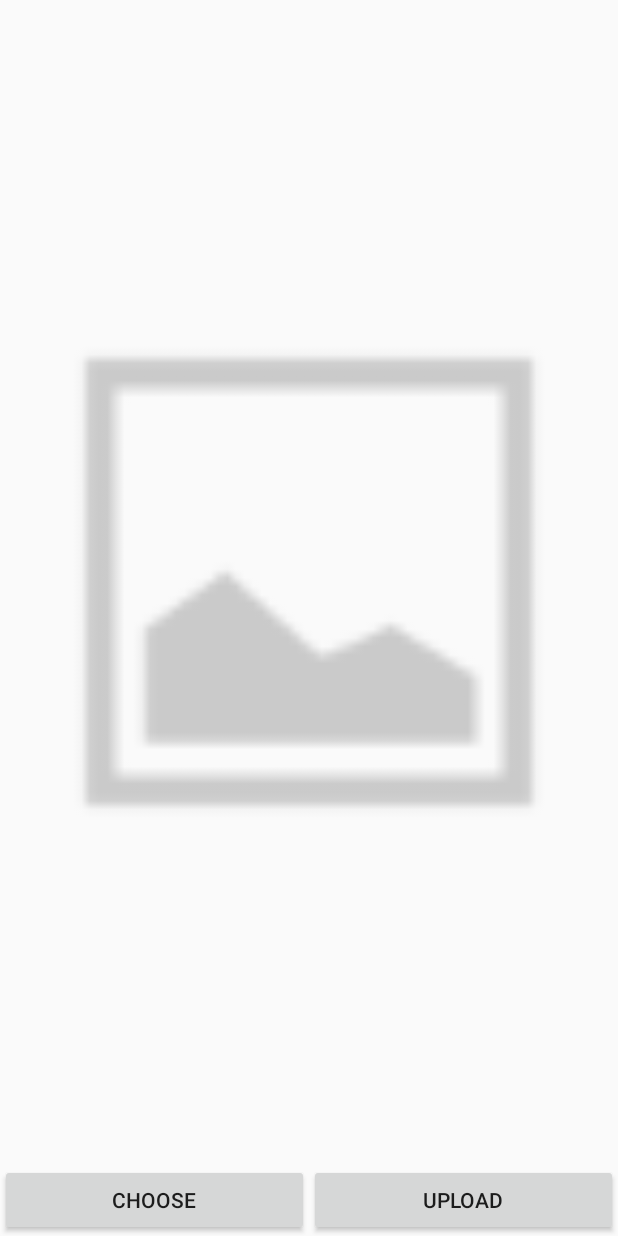
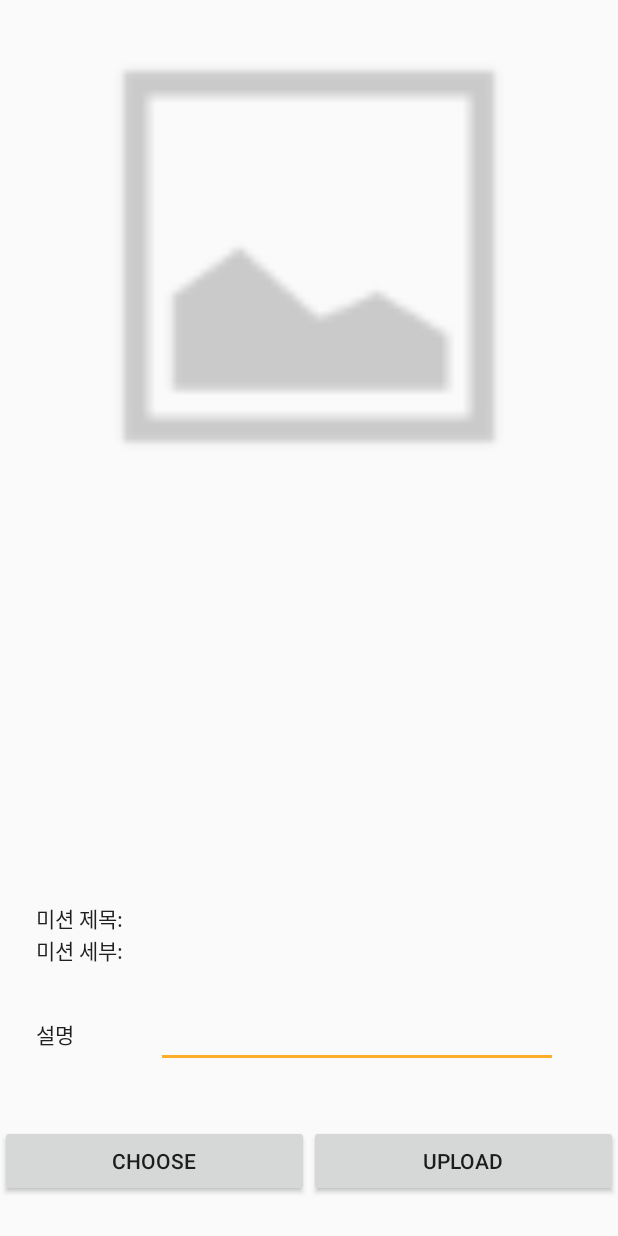
Before and after one commit to The4thIdeaHackathon/MINMAMOM, an Android app: the layout activity_doing_quest.xml on its own in the app's theme, with its tools: preview values and no code run, on a phone screen of 412 x 824 dp. Run offline under Robolectric (Android 15) with nearby library versions, the light colour scheme and no system bars; Roboto replaces fonts that are not available here.

Commit message:
add commit

```diff
--- a/still_alive/app/src/main/res/layout/activity_doing_quest.xml
+++ b/still_alive/app/src/main/res/layout/activity_doing_quest.xml
@@ -8,17 +8,73 @@
 
     <ImageView
         android:id="@+id/img_upload"
-        android:layout_above="@id/layout_do"
         android:layout_width="match_parent"
-        android:layout_height="match_parent"
-        android:src="@drawable/ic_noimage"/>
+        android:layout_height="342dp"
+        android:src="@drawable/ic_noimage" />
+
+    <LinearLayout
+        android:id="@+id/layout_do2"
+        android:layout_width="match_parent"
+        android:layout_height="wrap_content"
+        android:layout_alignParentBottom="true"
+        android:layout_alignParentStart="true"
+        android:layout_marginBottom="201dp"
+        android:paddingLeft="24dp"
+        android:paddingRight="24dp">
+
+        <TextView
+            android:layout_width="64dp"
+            android:layout_height="wrap_content"
+            android:layout_gravity="center"
+            android:text="미션 제목: "
+            android:textColor="@color/textDark" />
+
+        <TextView
+            android:id="@+id/edit_ti"
+            android:layout_width="match_parent"
+            android:layout_height="wrap_content"
+            android:layout_marginLeft="16dp"
+            android:layout_marginRight="16dp"
+            android:layout_weight="1"
+            android:gravity="right"
+            android:text=" " />
+    </LinearLayout>
+
+    <LinearLayout
+        android:id="@+id/layout_do3"
+        android:layout_width="match_parent"
+        android:layout_height="wrap_content"
+        android:layout_alignParentStart="true"
+        android:layout_below="@+id/layout_do2"
+        android:layout_marginTop="-201dp"
+        android:paddingLeft="24dp"
+        android:paddingRight="24dp">
+
+        <TextView
+            android:layout_width="64dp"
+            android:layout_height="wrap_content"
+            android:layout_gravity="center"
+            android:text="미션 세부: "
+            android:textColor="@color/textDark" />
+
+        <TextView
+            android:id="@+id/edit_des"
+            android:layout_width="match_parent"
+            android:layout_height="wrap_content"
+            android:layout_marginLeft="16dp"
+            android:layout_marginRight="16dp"
+            android:layout_weight="1"
+            android:gravity="right"
+            android:text=" " />
+    </LinearLayout>
 
     <LinearLayout
         android:id="@+id/layout_do"
         android:layout_width="match_parent"
         android:layout_height="wrap_content"
-        android:layout_alignParentBottom="true"
         android:layout_alignParentStart="true"
+        android:layout_below="@+id/layout_do4"
+        android:layout_marginTop="-74dp"
         android:orientation="horizontal">
 
         <Button
@@ -36,4 +92,31 @@
             android:text="Upload" />
     </LinearLayout>
 
+    <LinearLayout
+        android:id="@+id/layout_do4"
+        android:layout_width="match_parent"
+        android:layout_height="wrap_content"
+        android:layout_alignParentBottom="true"
+        android:layout_alignParentStart="true"
+        android:layout_marginBottom="112dp"
+        android:paddingLeft="24dp"
+        android:paddingRight="24dp">
+
+        <TextView
+            android:layout_width="64dp"
+            android:layout_height="wrap_content"
+            android:layout_gravity="center"
+            android:text="설명"
+            android:textColor="@color/textDark" />
+
+        <EditText
+            android:id="@+id/edit_comment"
+            android:layout_width="match_parent"
+            android:layout_height="wrap_content"
+            android:layout_marginLeft="16dp"
+            android:layout_marginRight="16dp"
+            android:layout_weight="1"
+            android:gravity="right"
+            android:inputType="text" />
+    </LinearLayout>
 </RelativeLayout>
```
Also changed, not shown: still_alive/app/src/main/java/kr/ac/jbnu/se/minmamom/still_alive/activity/DoingQuestActivity.kt (+42 -7 lines), still_alive/app/src/main/java/kr/ac/jbnu/se/minmamom/still_alive/activity/MainActivity.kt (+12 -3 lines), still_alive/app/src/main/res/layout/activity_main.xml (+13 -0 lines).
